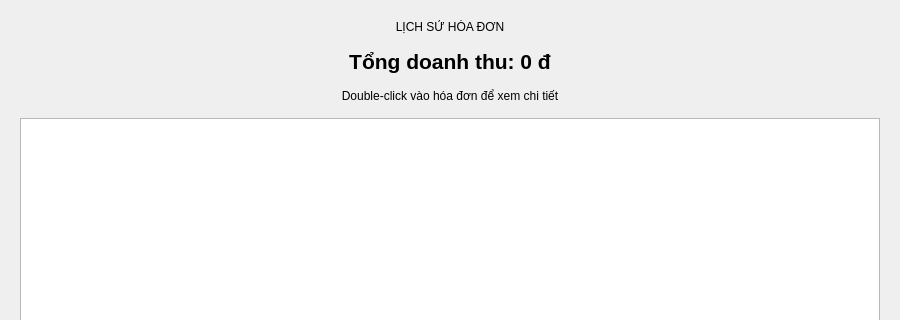
Qt form ThongKe.ui (DuongNguyen0210/StoreProject) before a commit; both pictures show x 0 to 900 and y 0 to 320 of the 900 by 600 pixel window.
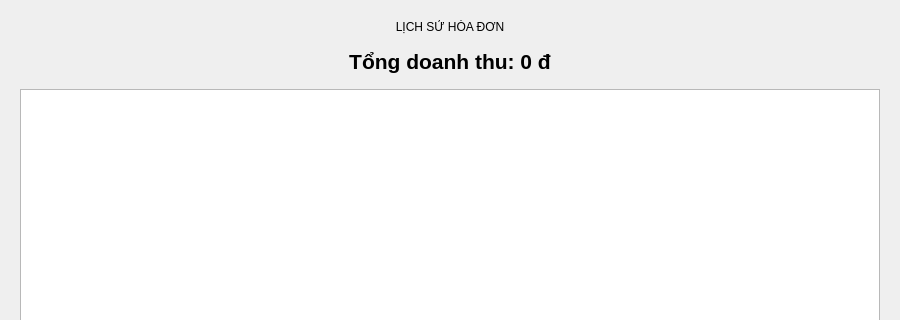
The same form after that commit. Icons and pictures are not drawn.

```diff
--- a/ThongKe.ui
+++ b/ThongKe.ui
@@ -59,16 +59,6 @@
      </property>
     </widget>
    </item>
-   <item>
-    <widget class="QLabel" name="label_2">
-     <property name="text">
-      <string>Double-click vào hóa đơn để xem chi tiết</string>
-     </property>
-     <property name="alignment">
-      <set>Qt::AlignmentFlag::AlignCenter</set>
-     </property>
-    </widget>
-   </item>
    <item>
     <widget class="QTableView" name="billHistoryTable">
      <property name="alternatingRowColors">
```
